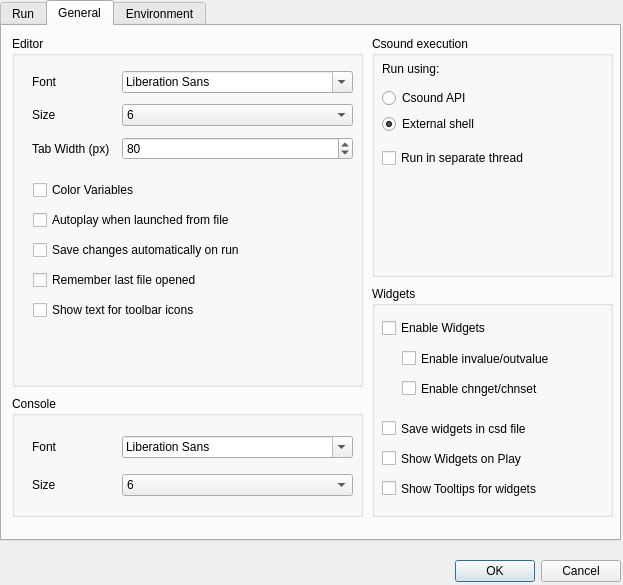
This is src/configdialog.ui in CsoundQt/CsoundQt as Qt 5 draws it before an edit. The edited form follows.
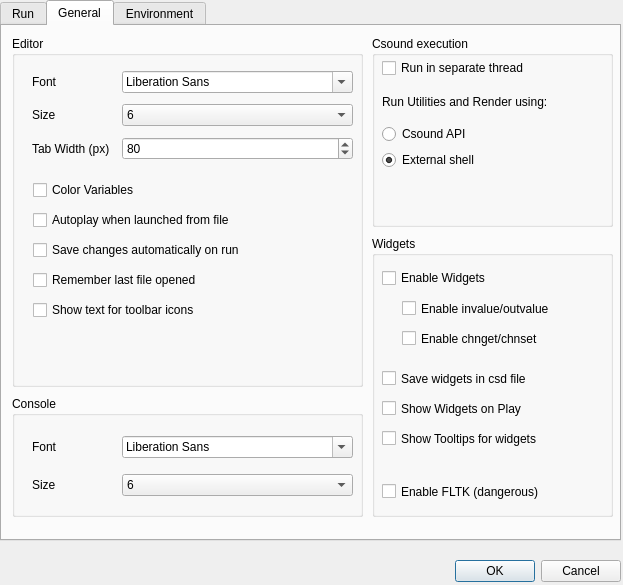
This is the edited form. The open tabs and pages were chosen to show the change.

Commit message: Added new action for Play in terminal Fixed rashing wigets when cut. Widget clipboard is now retained through open files, so you can copy/paste between different files. Added new option to enable FLTK widgets when running using the API. FLTK widgets are disabled by default Play button is now unlatched when csound stops even when threaded

```diff
--- a/src/configdialog.ui
+++ b/src/configdialog.ui
@@ -808,9 +808,9 @@
      <property name="geometry" >
       <rect>
        <x>370</x>
-       <y>260</y>
+       <y>210</y>
        <width>241</width>
-       <height>231</height>
+       <height>281</height>
       </rect>
      </property>
      <property name="title" >
@@ -894,6 +894,22 @@
        <string>Show Tooltips for widgets</string>
       </property>
      </widget>
+     <widget class="QCheckBox" name="enableFLTKCheckBox" >
+      <property name="geometry" >
+       <rect>
+        <x>10</x>
+        <y>240</y>
+        <width>221</width>
+        <height>31</height>
+       </rect>
+      </property>
+      <property name="toolTip" >
+       <string>FLTK widgets from Csound can crash when running using the API. Preferably leave unchecked and run Csound from the terminal</string>
+      </property>
+      <property name="text" >
+       <string>Enable FLTK (dangerous)</string>
+      </property>
+     </widget>
     </widget>
     <widget class="QGroupBox" name="groupBox_8" >
      <property name="geometry" >
@@ -901,7 +917,7 @@
        <x>370</x>
        <y>10</y>
        <width>241</width>
-       <height>241</height>
+       <height>191</height>
       </rect>
      </property>
      <property name="title" >
@@ -911,16 +927,16 @@
       <property name="geometry" >
        <rect>
         <x>10</x>
-        <y>20</y>
-        <width>123</width>
-        <height>78</height>
+        <y>50</y>
+        <width>221</width>
+        <height>84</height>
        </rect>
       </property>
       <layout class="QVBoxLayout" >
        <item>
         <widget class="QLabel" name="label_13" >
          <property name="text" >
-          <string>Run using:</string>
+          <string>Run Utilities and Render using:</string>
          </property>
         </widget>
        </item>
@@ -947,7 +963,7 @@
       <property name="geometry" >
        <rect>
         <x>10</x>
-        <y>110</y>
+        <y>20</y>
         <width>211</width>
         <height>24</height>
        </rect>
```
Left out of the diff: 38 changed lines with no effect on the pictures. The commit also changes 9 other files.
